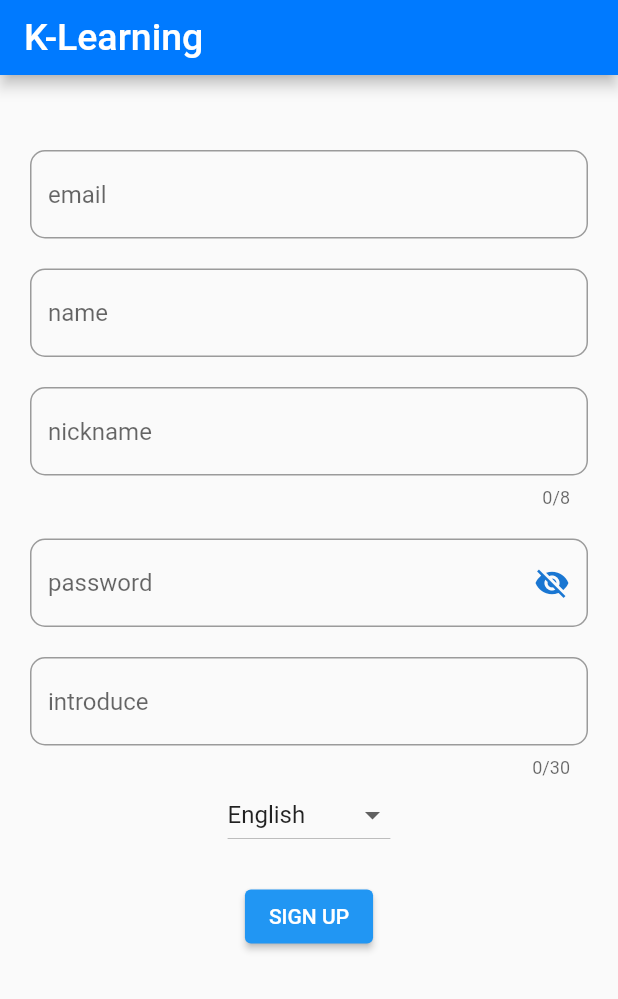
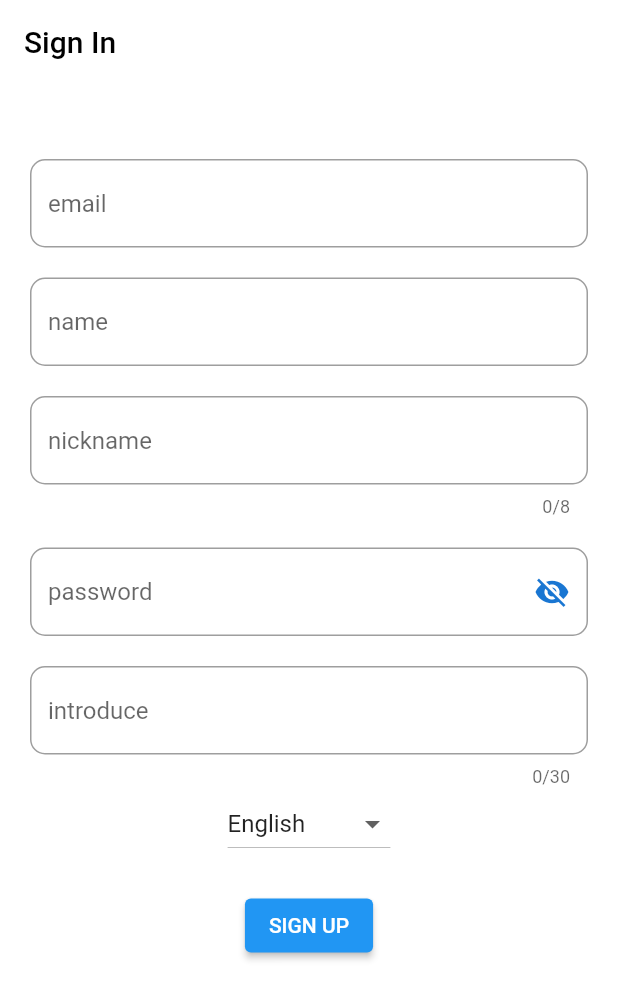
Before and after one commit to codingbongbongz/Frontend, a Flutter app: the MainScreen screen opened directly, item 3 of the bottom bar chosen, after a tap on "로그 아웃", on a phone screen of 412 x 824 dp. Shown: the top 999 px of the screen. Run offline on Flutter 3.47's test engine with Material 2 defaults, Android fonts, the phone set to English and light mode, and no system bars; our stand-ins replace audioplayers, dio, flutter_secure_storage, google_sign_in, image_picker, multi_select_flutter and 5 more; missing offline and left inert: record, youtube; accounts and stored records are empty; network calls fail.

Commit message:
[refactor] 홈화면 디자인 수정

```diff
--- a/lib/const/key.dart
+++ b/lib/const/key.dart
@@ -58,7 +58,9 @@ Future<Dio> authDio(BuildContext context) async {
           await storage.deleteAll();
           Navigator.of(context).pushAndRemoveUntil(
               MaterialPageRoute(
-                builder: (BuildContext context) => SignUpScreen(),
+                builder: (BuildContext context) => SignUpScreen(
+                  isSocial: false,
+                ),
               ),
               (route) => false);
           // . . .
--- a/lib/layout/my_app_bar.dart
+++ b/lib/layout/my_app_bar.dart
@@ -1,5 +1,6 @@
 import 'package:flutter/material.dart';
 import 'package:k_learning/const/color.dart';
+import 'package:k_learning/main.dart';
 
 class MyAppBar extends StatelessWidget implements PreferredSizeWidget {
   const MyAppBar({super.key});
@@ -7,12 +8,34 @@ class MyAppBar extends StatelessWidget implements PreferredSizeWidget {
   @override
   Widget build(BuildContext context) {
     return AppBar(
-      backgroundColor: blueColor,
-      title: const Text(
-        'K-Learning',
-        style: TextStyle(
-          color: Colors.white,
-          fontSize: 25,
+      backgroundColor: Colors.white,
+      // title: const Text(
+      //   'K-Learning',
+      //   style: TextStyle(
+      //     color: Colors.white,
+      //     fontSize: 25,
+      //   ),
+      // ),
+      iconTheme: IconThemeData(
+        color: blueColor, //색변경
+      ),
+      // centerTitle: false,
+      elevation: 0,
+      // leading: Image.asset(
+      //   'assets/images/k-learning_logo.png',
+      //   height: 40,
+      // ),
+      leading: GestureDetector(
+        onTap: () {
+          Navigator.of(context).pushAndRemoveUntil(
+              MaterialPageRoute(
+                builder: (BuildContext context) => MainScreen(),
+              ),
+              (route) => false);
+        },
+        child: Image.asset(
+          'assets/images/k-learning_logo.png',
+          height: 40,
         ),
       ),
     );
--- a/lib/screen/home_screen.dart
+++ b/lib/screen/home_screen.dart
@@ -2,6 +2,7 @@ import 'dart:async';
 
 import 'package:dio/dio.dart';
 import 'package:flutter/material.dart';
+import 'package:k_learning/const/color.dart';
 import 'package:k_learning/screen/learning_screen.dart';
 import 'package:multi_select_flutter/multi_select_flutter.dart';
 import 'package:youtube/youtube_thumbnail.dart';
@@ -103,20 +104,20 @@ class _HomeScreenState extends State<HomeScreen> {
       children: [
         const SizedBox(
           height: 50,
-          child: Center(
-            widthFactor: 2.0,
+          child: Padding(
+            padding: EdgeInsets.all(8.0),
             child: Text(
-              '인기순',
+              '인기 영상',
               textAlign: TextAlign.left,
               style: TextStyle(
-                fontSize: 20,
+                fontSize: 24,
                 fontWeight: FontWeight.bold,
               ),
             ),
           ),
         ),
         SizedBox(
-          height: 180,
+          height: 250,
           child: FutureBuilder(
               future: getPopularVideos(),
               builder: (context, snapshot) {
@@ -147,18 +148,27 @@ class _HomeScreenState extends State<HomeScreen> {
                             );
                           }
                         },
+                        child: ClipRRect(
+                          borderRadius: BorderRadius.circular(15.0),
                           child: Image.network(
                             YoutubeThumbnail(
                               youtubeId: _popularVideos[index].link,
-                          ).small(),
+                            ).hd(),
+                            width: MediaQuery.of(context).size.width / 1.5,
+                            // height: 150,
+                            fit: BoxFit.cover,
+                          ),
                         ),
                       );
-                      return Container(
+                      return Padding(
+                        padding: const EdgeInsets.symmetric(horizontal: 8.0),
+                        child: Container(
                           constraints: BoxConstraints(
-                          maxWidth: MediaQuery.of(context).size.width / 3,
+                            maxWidth: MediaQuery.of(context).size.width / 1.5,
                           ),
-                        alignment: Alignment.center,
+                          alignment: Alignment.bottomLeft,
                           child: Column(
+                            crossAxisAlignment: CrossAxisAlignment.start,
                             children: [
                               inkWell,
                               Padding(
@@ -169,15 +179,42 @@ class _HomeScreenState extends State<HomeScreen> {
                                     fontSize: 13.0,
                                     fontWeight: FontWeight.bold,
                                   ),
+                                  overflow: TextOverflow.ellipsis,
+                                ),
+                              ),
+                              Padding(
+                                padding: const EdgeInsets.all(3.0),
+                                child: Text(
+                                  _popularVideos[index].creator,
+                                  style: const TextStyle(
+                                    fontSize: 13.0,
+                                    color: Colors.grey,
+                                  ),
+                                  overflow: TextOverflow.ellipsis,
                                 ),
                               ),
                             ],
+                          ),
                         ),
                       );
                     },
                   );
                 }
               }),
+        ),
+        const SizedBox(
+          height: 50,
+          child: Padding(
+            padding: EdgeInsets.all(8.0),
+            child: Text(
+              '카테고리',
+              textAlign: TextAlign.left,
+              style: TextStyle(
+                fontSize: 24,
+                fontWeight: FontWeight.bold,
+              ),
+            ),
+          ),
         ),
         Expanded(
           child: Column(
@@ -194,24 +231,24 @@ class _HomeScreenState extends State<HomeScreen> {
                           title: const Text(
                             "Select Categories",
                           ),
-                          selectedColor: Colors.blue,
+                          selectedColor: blueColor,
                           decoration: BoxDecoration(
-                            color: Colors.blue.withOpacity(0.1),
+                            color: blueColor.withOpacity(0.1),
                             borderRadius:
                                 const BorderRadius.all(Radius.circular(20)),
                             border: Border.all(
-                              color: Colors.blue,
+                              color: blueColor,
                               width: 2,
                             ),
                           ),
                           buttonIcon: const Icon(
                             Icons.arrow_downward,
-                            color: Colors.blue,
+                            color: blueColor,
                           ),
                           buttonText: Text(
                             "Favorite Categories",
                             style: TextStyle(
-                              color: Colors.blue[800],
+                              color: blueColor,
                               fontSize: 15,
                             ),
                           ),
@@ -260,9 +297,13 @@ class _HomeScreenState extends State<HomeScreen> {
                                           );
                                         }
                                       },
+                                      child: ClipRRect(
+                                        borderRadius:
+                                            BorderRadius.circular(15.0),
                                         child: Image.network(YoutubeThumbnail(
                                           youtubeId: data[index].link,
                                         ).small()),
+                                      ),
                                     ),
                                   ),
                                   Column(
--- a/lib/screen/learning_screen.dart
+++ b/lib/screen/learning_screen.dart
@@ -176,7 +176,7 @@ class _LearningScreenState extends State<LearningScreen> {
       player: YoutubePlayer(
         controller: _controller,
         showVideoProgressIndicator: false,
-        progressIndicatorColor: Colors.blueAccent,
+        progressIndicatorColor: blueColor,
         topActions: <Widget>[
           const SizedBox(width: 8.0),
           Expanded(
--- a/lib/screen/my_page_screen.dart
+++ b/lib/screen/my_page_screen.dart
@@ -191,7 +191,9 @@ class _MyPageScreenState extends State<MyPageScreen> {
                   await storage.deleteAll();
                   Navigator.of(context).pushAndRemoveUntil(
                       MaterialPageRoute(
-                        builder: (BuildContext context) => SignUpScreen(),
+                        builder: (BuildContext context) => SignUpScreen(
+                          isSocial: false,
+                        ),
                       ),
                       (route) => false);
                 },
--- a/lib/screen/sign_up_screen.dart
+++ b/lib/screen/sign_up_screen.dart
@@ -17,7 +17,16 @@ import '../const/key.dart';
 import '../main.dart';
 
 class SignUpScreen extends StatefulWidget {
-  const SignUpScreen({super.key});
+  final bool isSocial;
+  String email; // 선택적으로 email을 받음
+  String name; // 선택적으로 name을 받음
+
+  SignUpScreen({
+    Key? key,
+    required this.isSocial,
+    this.email = "",
+    this.name = "",
+  }) : super(key: key);
 
   @override
   State<SignUpScreen> createState() => _SignUpScreenState();
@@ -31,6 +40,7 @@ class _SignUpScreenState extends State<SignUpScreen> {
   var country = TextEditingController();
   var password = TextEditingController();
   bool _passwordVisible = false;
+  bool _isSocial = false;
   final _countryList = ["English", "Vitenamese", "Korean"];
   String _selectCountry = "English";
 
@@ -129,12 +139,29 @@ class _SignUpScreenState extends State<SignUpScreen> {
   @override
   void initState() {
     super.initState();
+
+    _isSocial = widget.isSocial;
+    if (_isSocial) {
+      email.text = widget.email;
+      name.text = widget.name;
+      // 입력 불가 기능 추가
+    }
   }
 
   @override
   Widget build(BuildContext context) {
     return Scaffold(
-      appBar: const MyAppBar(),
+      appBar: AppBar(
+        backgroundColor: Colors.white,
+        elevation: 0,
+        iconTheme: IconThemeData(
+          color: blueColor, //색변경
+        ),
+        title: Text(
+          'Sign In',
+          style: TextStyle(color: Colors.black),
+        ),
+      ),
       body: Column(
         children: [
           const SizedBox(
@@ -251,6 +278,7 @@ class _SignUpScreenState extends State<SignUpScreen> {
 
   TextField Input(text, TextEditingController controller) {
     return TextField(
+      readOnly: _isSocial && (text == 'email' || text == 'name'),
       obscureText: text == 'password' && _passwordVisible,
       controller: controller,
       maxLength: text == 'nickname' ? 8 : (text == 'introduce' ? 30 : null),
```
Also changed, not shown: lib/main.dart (+8 -6 lines), lib/screen/login_screen.dart (+31 -2 lines). Lines whose indentation alone changed are shown as unchanged.
